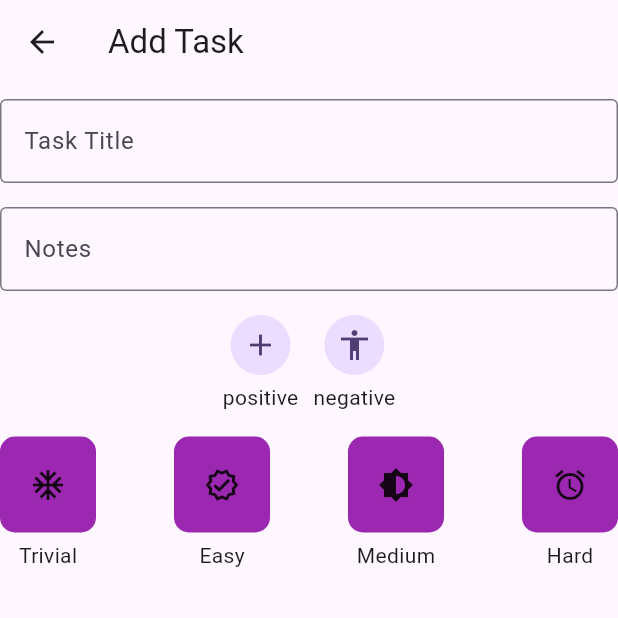
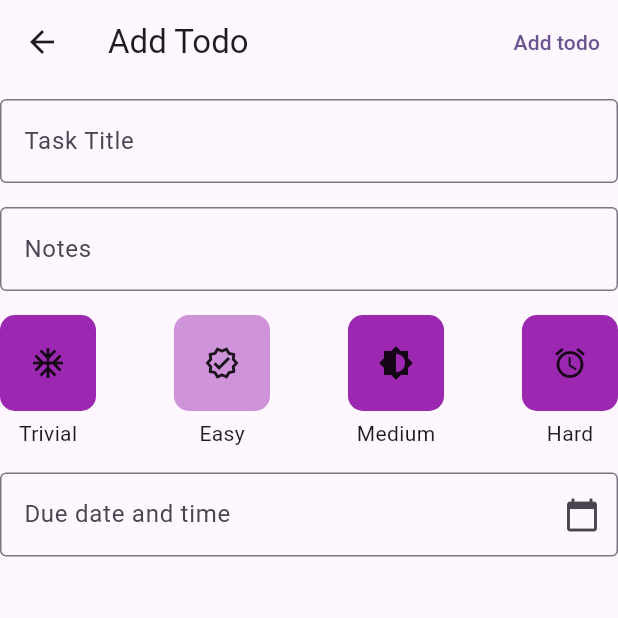
Before and after one commit to airsagnik/habitsprout, a Flutter app: the screen it shows after launch, item 2 of the bottom bar chosen, after a tap on "add Todo", on a phone screen of 412 x 824 dp, the top half of it. Run offline on Flutter 3.47's test engine with Material 3 defaults, Android fonts, the phone set to English and light mode, and no system bars.

Commit message:
updated the routes, added state management using providers, data getting reflecting in runtime

```diff
--- a/lib/add_habbit/add_form.dart
+++ /dev/null
@@ -1,60 +0,0 @@
-import 'package:flutter/material.dart';
-import 'package:habitsprout/add_habbit/widgets/difficulty_container.dart';
-import 'package:habitsprout/add_habbit/widgets/habit_nature_selector.dart';
-
-class TaskAdditionForm extends StatelessWidget {
-  const TaskAdditionForm({super.key});
-
-  @override
-  Widget build(BuildContext context) {
-    return Scaffold(
-      appBar: AppBar(title: Text('Add Task')),
-      body: Column(
-        children: [
-          SizedBox(height: 10,),
-          TextFormField(
-            decoration: InputDecoration(
-              labelText: 'Task Title',
-              border: OutlineInputBorder(), // Optional: Adds a border
-            ),
-          ),
-          SizedBox(
-            height: 16,
-          ),
-          TextFormField(
-            decoration: InputDecoration(
-              labelText: 'Notes',
-              border: OutlineInputBorder(), // Optional: Adds a border
-            ),
-          ),
-          SizedBox(
-            height: 16,
-          ),
-          Row(
-            mainAxisAlignment: MainAxisAlignment.center,
-            children: [
-              HabitNatureSelector(label: 'positive', icon: Icons.add),
-              SizedBox(
-                width: 10,
-              ),
-              HabitNatureSelector(label: 'negative', icon: Icons.accessibility),
-            ],
-          ),
-          SizedBox(
-            height: 16,
-          ),
-          Row(
-            mainAxisAlignment: MainAxisAlignment.spaceBetween,
-            children: [
-              DifficultyContainer(level: 'Trivial', icon: Icons.ac_unit),
-              DifficultyContainer(level: 'Easy', icon: Icons.verified_outlined),
-              DifficultyContainer(
-                  level: 'Medium', icon: Icons.brightness_medium),
-              DifficultyContainer(level: 'Hard', icon: Icons.alarm)
-            ],
-          )
-        ],
-      ),
-    );
-  }
-}
--- a/lib/add_habbit/widgets/difficulty_container.dart
+++ /dev/null
@@ -1,28 +0,0 @@
-import 'package:flutter/material.dart.';
-
-class DifficultyContainer extends StatelessWidget {
-  final String level;
-  final IconData icon;
-  const DifficultyContainer(
-      {super.key, required this.level, required this.icon});
-
-  @override
-  Widget build(BuildContext context) {
-    return Column(
-      children: [
-        Container(
-          padding: EdgeInsets.all(20),
-          decoration: BoxDecoration(
-            color: Colors.purple,
-            borderRadius: BorderRadius.circular(10.0),
-          ),
-          child: Icon(icon),
-        ),
-        SizedBox(
-          height: 5,
-        ),
-        Text(level)
-      ],
-    );
-  }
-}
--- a/lib/add_habbit/widgets/habit_nature_selector.dart
+++ /dev/null
@@ -1,22 +0,0 @@
-import 'package:flutter/material.dart.';
-class HabitNatureSelector extends StatelessWidget {
-  final String label;
-  final IconData icon;
-  const HabitNatureSelector(
-      {super.key, required this.label, required this.icon});
-
-  @override
-  Widget build(BuildContext context) {
-    return Column(
-      children: [
-        CircleAvatar(
-          child: Icon(icon),
-        ),
-        SizedBox(
-          height: 5,
-        ),
-        Text(label),
-      ],
-    );
-  }
-}
--- /dev/null
+++ b/lib/add_task/todo_addition_form.dart
@@ -0,0 +1,130 @@
+import 'package:flutter/material.dart';
+import 'package:habitsprout/add_task/widgets/difficulty_container.dart';
+import 'package:habitsprout/add_task/widgets/todo_scheduler.dart';
+import 'package:habitsprout/core/task_manager/todo_manager.dart';
+import 'package:habitsprout/todo/model/todo_model.dart';
+import 'package:provider/provider.dart';
+
+import '../core/models/core_models.dart';
+
+class TodoAdditionForm extends StatefulWidget {
+  const TodoAdditionForm({super.key});
+
+  @override
+  State<TodoAdditionForm> createState() => _TodoAdditionFormState();
+}
+
+class _TodoAdditionFormState extends State<TodoAdditionForm> {
+  final formKey = GlobalKey<FormState>();
+
+  final TextEditingController titleController = TextEditingController();
+  final TextEditingController notesController = TextEditingController();
+  final TextEditingController dateTimeController = TextEditingController();
+
+  final ValueNotifier<DifficultyLevel> difficulty =
+      ValueNotifier<DifficultyLevel>(DifficultyLevel.easy);
+
+  void onSubmit() {
+    final difficultyType = difficulty.value;
+    final model = TodoModel(
+        title: titleController.text,
+        description: notesController.text,
+        dueDate: DateTime.tryParse(dateTimeController.text),
+        difficultyLevel: difficultyType);
+
+    Provider.of<TodoManager>(context, listen: false).addTodo(model);
+  }
+
+  @override
+  Widget build(BuildContext context) {
+    return Scaffold(
+      appBar: AppBar(
+        title: Text('Add Todo'),
+        actions: [
+          TextButton(
+              onPressed: () {
+                onSubmit();
+              },
+              child: Text("Add todo"))
+        ],
+      ),
+      body: Column(
+        children: [
+          SizedBox(
+            height: 10,
+          ),
+          TextFormField(
+            controller: titleController,
+            decoration: InputDecoration(
+              labelText: 'Task Title',
+              border: OutlineInputBorder(), // Optional: Adds a border
+            ),
+          ),
+          SizedBox(
+            height: 16,
+          ),
+          TextFormField(
+            controller: notesController,
+            decoration: InputDecoration(
+              labelText: 'Notes',
+              border: OutlineInputBorder(), // Optional: Adds a border
+            ),
+          ),
+          SizedBox(
+            height: 16,
+          ),
+          ValueListenableBuilder(
+            valueListenable: difficulty,
+            builder: (context, data, child) => Row(
+              mainAxisAlignment: MainAxisAlignment.spaceBetween,
+              children: [
+                DifficultyContainer(
+                  level: 'Trivial',
+                  icon: Icons.ac_unit,
+                  assignedDifficulty: DifficultyLevel.trivial,
+                  selectedDifficulty: data,
+                  onTap: () {
+                    difficulty.value = DifficultyLevel.trivial;
+                  },
+                ),
+                DifficultyContainer(
+                  level: 'Easy',
+                  icon: Icons.verified_outlined,
+                  assignedDifficulty: DifficultyLevel.easy,
+                  selectedDifficulty: data,
+                  onTap: () {
+                    difficulty.value = DifficultyLevel.easy;
+                  },
+                ),
+                DifficultyContainer(
+                  level: 'Medium',
+                  icon: Icons.brightness_medium,
+                  assignedDifficulty: DifficultyLevel.medium,
+                  selectedDifficulty: data,
+                  onTap: () {
+                    difficulty.value = DifficultyLevel.medium;
+                  },
+                ),
+                DifficultyContainer(
+                  level: 'Hard',
+                  icon: Icons.alarm,
+                  assignedDifficulty: DifficultyLevel.hard,
+                  selectedDifficulty: data,
+                  onTap: () {
+                    difficulty.value = DifficultyLevel.hard;
+                  },
+                )
+              ],
+            ),
+          ),
+          SizedBox(
+            height: 16,
+          ),
+          TodoScheduler(
+            dateTimeController: dateTimeController,
+          )
+        ],
+      ),
+    );
+  }
+}
--- /dev/null
+++ b/lib/add_task/widgets/difficulty_container.dart
@@ -0,0 +1,45 @@
+import 'package:flutter/material.dart.';
+import 'package:habitsprout/core/models/core_models.dart';
+
+class DifficultyContainer extends StatelessWidget {
+  final String level;
+  final IconData icon;
+  final DifficultyLevel assignedDifficulty;
+  final DifficultyLevel selectedDifficulty;
+  final Function onTap;
+  const DifficultyContainer(
+      {super.key,
+      required this.level,
+      required this.icon,
+      required this.assignedDifficulty,
+      required this.selectedDifficulty,
+      required this.onTap});
+
+  @override
+  Widget build(BuildContext context) {
+    return GestureDetector(
+      onTap: () {
+        onTap.call();
+      },
+      child: Column(
+        children: [
+          Container(
+            padding: EdgeInsets.all(20),
+            decoration: BoxDecoration(
+              //color: Colors.purple.shade200,
+              color: selectedDifficulty == assignedDifficulty
+                  ? Colors.purple.shade200
+                  : Colors.purple,
+              borderRadius: BorderRadius.circular(10.0),
+            ),
+            child: Icon(icon),
+          ),
+          SizedBox(
+            height: 5,
+          ),
+          Text(level)
+        ],
+      ),
+    );
+  }
+}
--- a/lib/add_habbit/widgets/empty_page_with_nav_bar.dart
+++ b/lib/add_task/widgets/empty_page_with_nav_bar.dart
@@ -2,7 +2,7 @@ import 'package:flutter/material.dart';
 import 'package:habitsprout/habits/screens/habit_screen.dart';
 import 'package:habitsprout/todo/screens/todo_screen.dart';
 
-import '../add_form.dart';
+import '../habit_addition_form.dart';
 
 class MainScreen extends StatefulWidget {
   final int? index;
--- /dev/null
+++ b/lib/add_task/widgets/todo_scheduler.dart
@@ -0,0 +1,74 @@
+import 'package:flutter/material.dart';
+
+class TodoScheduler extends StatefulWidget {
+  final TextEditingController dateTimeController;
+  const TodoScheduler({super.key, required this.dateTimeController});
+
+  @override
+  State<TodoScheduler> createState() => _TodoSchedulerState();
+}
+
+class _TodoSchedulerState extends State<TodoScheduler> {
+  // Controller to handle the input field
+  final TextEditingController _dateTimeController = TextEditingController();
+
+  // DateTime variable to store user input
+  DateTime? _selectedDateTime;
+
+  // Show DatePicker dialog
+  Future<void> _selectDateTime(BuildContext context) async {
+    final DateTime? pickedDate = await showDatePicker(
+      context: context,
+      initialDate: _selectedDateTime ?? DateTime.now(),
+      firstDate: DateTime(2000),
+      lastDate: DateTime(2100),
+    );
+
+    if (pickedDate != null) {
+      // Show TimePicker dialog after DatePicker
+      final TimeOfDay? pickedTime = await showTimePicker(
+        context: context,
+        initialTime:
+            TimeOfDay.fromDateTime(_selectedDateTime ?? DateTime.now()),
+      );
+
+      if (pickedTime != null) {
+        setState(() {
+          _selectedDateTime = DateTime(
+            pickedDate.year,
+            pickedDate.month,
+            pickedDate.day,
+            pickedTime.hour,
+            pickedTime.minute,
+          );
+          _dateTimeController.text = _formatDateTime(_selectedDateTime!);
+          widget.dateTimeController.text = _selectedDateTime.toString();
+        });
+      }
+    }
+  }
+
+  // Format DateTime to a user-friendly string
+  String _formatDateTime(DateTime dateTime) {
+    return "${dateTime.year}-${dateTime.month.toString().padLeft(2, '0')}-${dateTime.day.toString().padLeft(2, '0')} "
+        "${dateTime.hour.toString().padLeft(2, '0')}:${dateTime.minute.toString().padLeft(2, '0')}";
+  }
+
+  @override
+  Widget build(BuildContext context) {
+    return TextFormField(
+      controller: _dateTimeController,
+      readOnly: true,
+      decoration: const InputDecoration(
+        labelText: 'Due date and time',
+        border: OutlineInputBorder(),
+        suffixIcon: Icon(Icons.calendar_today),
+      ),
+      onTap: () {
+        if (mounted) {
+          _selectDateTime(context);
+        }
+      },
+    );
+  }
+}
--- a/lib/core/task_manager/habit_manager.dart
+++ b/lib/core/task_manager/habit_manager.dart
@@ -6,7 +6,10 @@ class HabitManager extends ChangeNotifier {
 
   void fetchHabits() {}
 
-  void addHabits() {}
+  void addHabits(HabitModel model) {
+    habits.add(model);
+    notifyListeners();
+  }
 
   void dismissHabit() {}
 }
--- a/lib/core/task_manager/todo_manager.dart
+++ b/lib/core/task_manager/todo_manager.dart
@@ -4,7 +4,10 @@ import 'package:habitsprout/todo/model/todo_model.dart';
 class TodoManager extends ChangeNotifier {
   List<TodoModel> todo = [];
 
-  void addTodo() {}
+  void addTodo(TodoModel model) {
+    todo.add(model);
+    notifyListeners();
+  }
 
   void fetchTodo() {}
 
--- a/lib/habits/screens/habit_screen.dart
+++ b/lib/habits/screens/habit_screen.dart
@@ -1,5 +1,7 @@
 import 'package:flutter/material.dart';
+import 'package:habitsprout/core/task_manager/habit_manager.dart';
 import 'package:habitsprout/core/widgets/bottom_nav_bar.dart';
+import 'package:provider/provider.dart';
 
 import '../widgets/habit_card.dart';
 
@@ -10,12 +12,29 @@ class HabitScreen extends StatelessWidget {
   Widget build(BuildContext context) {
     return Scaffold(
       appBar: AppBar(
-        title: Text('TODO'),
+        title: Text('Habits'),
+        actions: [
+          TextButton(
+            onPressed: () {
+              Navigator.of(context, rootNavigator: true).pushNamed(
+                "/addhabit",
+              );
+            },
+            child: Text("add habit"),
+          )
+        ],
       ),
-      body: ListView.builder(
-        shrinkWrap: true,
-        itemBuilder: (context, index) => HabitCard(),
-        itemCount: 10,
+      body: Consumer<HabitManager>(
+        builder: (context, data, child) => data.habits.isEmpty
+            ? Center(
+                child: Text("No habits added"),
+              )
+            : ListView.builder(
+                shrinkWrap: true,
+                itemBuilder: (context, index) =>
+                    HabitCard(model: data.habits[index]),
+                itemCount: data.habits.length,
+              ),
       ),
     );
   }
--- a/lib/habits/widgets/habit_card.dart
+++ b/lib/habits/widgets/habit_card.dart
@@ -1,10 +1,13 @@
 import 'package:flutter/material.dart.';
+import 'package:habitsprout/habits/model/habit_model.dart';
 
 import '../../core/widgets/task_action.dart';
 import '../../core/widgets/task_descriptor.dart';
 
 class HabitCard extends StatelessWidget {
-  const HabitCard({super.key});
+  final HabitModel model;
+
+  const HabitCard({super.key, required this.model});
 
   @override
   Widget build(BuildContext context) {
@@ -26,12 +29,9 @@ class HabitCard extends StatelessWidget {
               ),
               Expanded(
                 child: TaskDescriptor(
-                  todoId: "abc",
-                  title: ""
-                      "Balle Balle",
-                  description:
-                      'jnjnjnjncjnjncnnjcdnjnwdjncjnsdjncjsdcjjncnjncdnjnjjksnkjnscnasknaskncaskncnkascnkasnnknsknckasnkasn',
-                ),
+                    todoId: 'aaa',
+                    title: model.title,
+                    description: model.description),
               ),
               TaskAction(
                 color: Colors.yellow,
--- a/lib/main.dart
+++ b/lib/main.dart
@@ -1,5 +1,6 @@
 import 'package:flutter/material.dart';
-import 'package:habitsprout/add_habbit/widgets/empty_page_with_nav_bar.dart';
+import 'package:habitsprout/add_task/todo_addition_form.dart';
+import 'package:habitsprout/add_task/widgets/empty_page_with_nav_bar.dart';
 import 'package:habitsprout/core/task_manager/habit_manager.dart';
 import 'package:habitsprout/core/task_manager/reward_manager.dart';
 import 'package:habitsprout/core/task_manager/todo_manager.dart';
@@ -7,7 +8,7 @@ import 'package:habitsprout/habits/screens/habit_screen.dart';
 import 'package:habitsprout/todo/screens/todo_screen.dart';
 import 'package:provider/provider.dart';
 
-import 'add_habbit/add_form.dart';
+import 'add_task/habit_addition_form.dart';
 
 void main() {
   runApp(const MyApp());
@@ -21,9 +22,9 @@ class MyApp extends StatelessWidget {
   Widget build(BuildContext context) {
     return MultiProvider(
       providers: [
-        Provider<HabitManager>(create: (_) => HabitManager()),
-        Provider<RewardManager>(create: (_) => RewardManager()),
-        Provider<TodoManager>(create: (_) => TodoManager()),
+        ChangeNotifierProvider<HabitManager>(create: (_) => HabitManager()),
+        ChangeNotifierProvider<RewardManager>(create: (_) => RewardManager()),
+        ChangeNotifierProvider<TodoManager>(create: (_) => TodoManager()),
       ],
       child: MaterialApp(
         title: 'Flutter Demo',
@@ -32,7 +33,10 @@ class MyApp extends StatelessWidget {
           useMaterial3: true,
         ),
         home: MainScreen(),
-        routes: {'/addtask': (context) => TaskAdditionForm()},
+        routes: {
+          '/addhabit': (context) => HabitAdditionForm(),
+          '/addtodo': (context) => TodoAdditionForm()
+        },
       ),
     );
   }
--- a/lib/todo/screens/todo_screen.dart
+++ b/lib/todo/screens/todo_screen.dart
@@ -18,7 +18,7 @@ class TodoScreen extends StatelessWidget {
           TextButton(
             onPressed: () {
               Navigator.of(context, rootNavigator: true).pushNamed(
-                "/addtask",
+                "/addtodo",
               );
             },
             child: Text("add Todo"),
@@ -32,8 +32,10 @@ class TodoScreen extends StatelessWidget {
               )
             : ListView.builder(
                 shrinkWrap: true,
-                itemBuilder: (context, index) => TodoCard(),
-                itemCount: 10,
+                itemBuilder: (context, index) => TodoCard(
+                  model: data.todo[index],
+                ),
+                itemCount: data.todo.length,
               ),
       ),
     );
```
Also changed, not shown: lib/add_task/habit_addition_form.dart (added, +161 -0 lines), lib/add_task/widgets/habit_nature_selector.dart (added, +40 -0 lines), lib/todo/widgets/todo_card.dart (+9 -8 lines).
